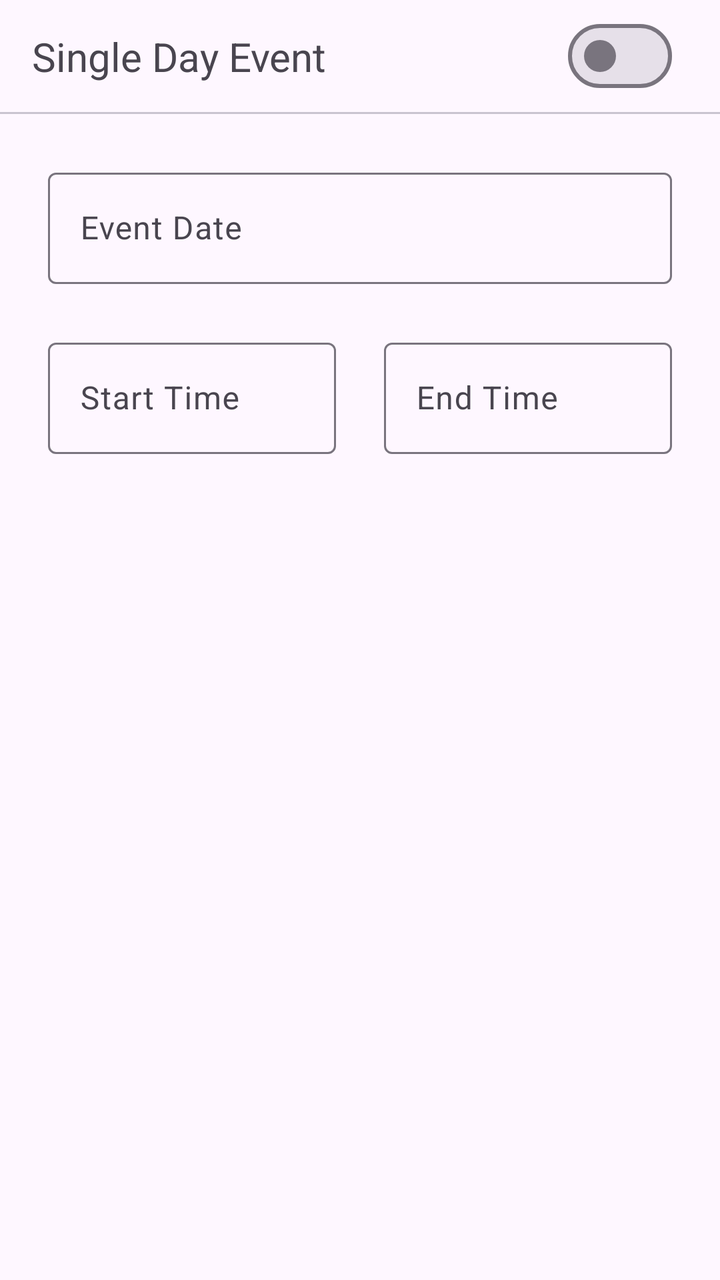
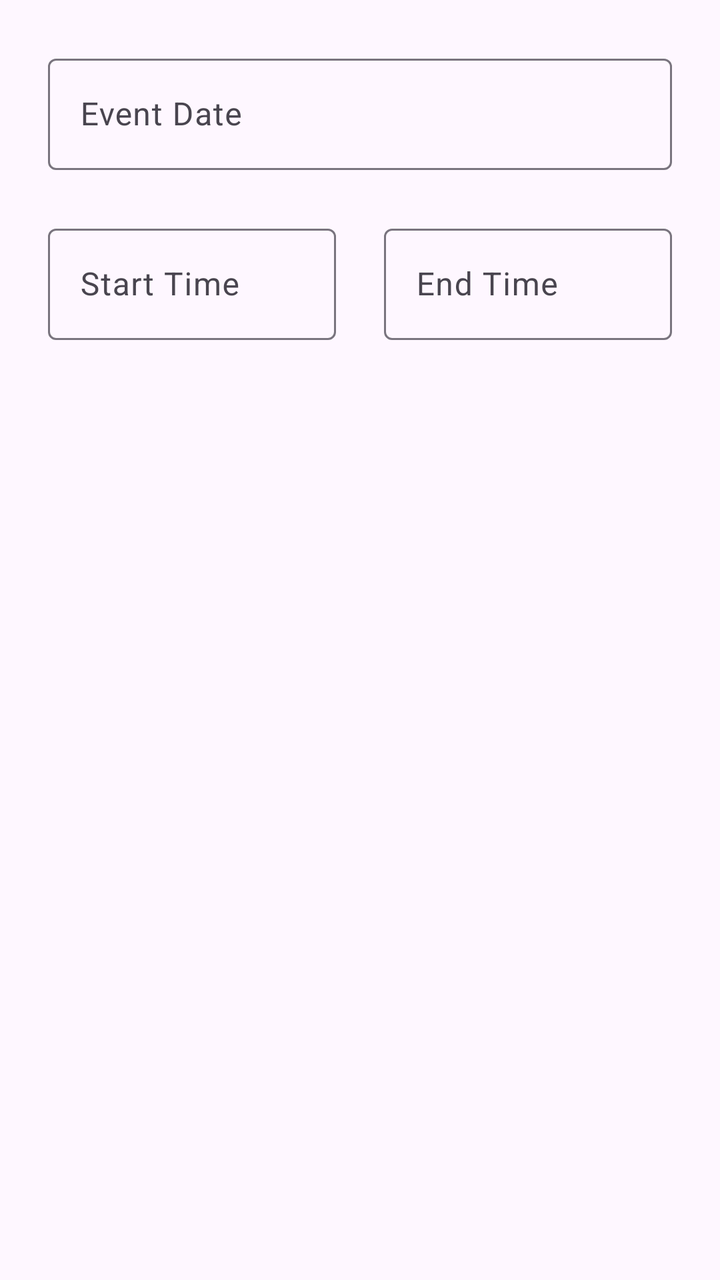

Compare the two renders of this Android layout. The source of the first and the diff that turns it into the second are given below.
<!-- AndroidManifest.xml: application theme Base.Theme.Radar -->
<!-- res/layout/view_input_event_datetime.xml -->
<?xml version="1.0" encoding="utf-8"?>
<layout xmlns:android="http://schemas.android.com/apk/res/android"
    xmlns:app="http://schemas.android.com/apk/res-auto" >
    <data>
        <variable name="createEvent" type="com.rocket.radar.eventmanagement.CreateEventModel"/>
    </data>
    <LinearLayout
        android:layout_width="match_parent"
        android:layout_height="match_parent"
        android:orientation="vertical"
        >

        <androidx.constraintlayout.widget.ConstraintLayout
            android:layout_width="match_parent"
            android:layout_height="wrap_content"
            android:paddingVertical="12dp"
            >

            <com.google.android.material.textview.MaterialTextView
                android:id="@+id/materialTextView"
                android:layout_width="wrap_content"
                android:layout_height="wrap_content"
                android:layout_marginStart="16dp"
                android:textSize="20dp"
                android:text="Single Day Event"
                app:layout_constraintBottom_toBottomOf="parent"
                app:layout_constraintStart_toStartOf="parent"
                app:layout_constraintTop_toTopOf="parent" />

            <com.google.android.material.materialswitch.MaterialSwitch
                style="@style/Widget.Material3.CompoundButton.MaterialSwitch"
                android:layout_width="wrap_content"
                android:layout_height="10dp"
                android:layout_marginEnd="24dp"
                android:checked="@={createEvent.singleDayEvent}"
                app:layout_constraintBottom_toBottomOf="parent"
                app:layout_constraintEnd_toEndOf="parent"
                app:layout_constraintTop_toTopOf="parent"
                />
        </androidx.constraintlayout.widget.ConstraintLayout>

        <com.google.android.material.divider.MaterialDivider
            android:layout_width="match_parent"
            android:layout_height="1dp" />

        <androidx.constraintlayout.widget.ConstraintLayout
            android:layout_width="match_parent"
            android:layout_height="wrap_content">

            <com.google.android.material.textfield.TextInputLayout
                android:id="@+id/inputEventDatetimeDaterangeTextInputLayout"
                android:layout_width="match_parent"
                android:layout_height="wrap_content"
                app:layout_constraintEnd_toEndOf="parent"
                app:layout_constraintStart_toStartOf="parent"
                app:layout_constraintTop_toTopOf="parent"
                android:hint="Event Date"
                android:padding="24dp"
                >
                <com.google.android.material.textfield.TextInputEditText
                    style="@style/Widget.Material3.TextInputEditText.OutlinedBox"
                    android:id="@+id/inputEventDatetimeDaterangeTextInput"
                    android:text="@{createEvent.eventDateDisplay}"
                    android:clickable="true"
                    android:focusable="true"
                    android:cursorVisible="false"
                    android:inputType="none"
                    android:layout_width="match_parent"
                    android:layout_height="wrap_content"
                    />
            </com.google.android.material.textfield.TextInputLayout>

            <com.google.android.material.textfield.TextInputLayout
                android:id="@+id/inputEventDatetimeStartTextInputLayout"
                android:layout_width="0dp"
                android:layout_height="wrap_content"
                android:hint="Start Time"
                android:layout_marginLeft="24dp"
                android:layout_marginRight="12dp"
                app:layout_constraintEnd_toStartOf="@id/inputEventDatetimeEndTextInputLayout"
                app:layout_constraintStart_toStartOf="parent"
                app:layout_constraintTop_toBottomOf="@id/inputEventDatetimeDaterangeTextInputLayout"
                >
                <com.google.android.material.textfield.TextInputEditText
                    style="@style/Widget.Material3.TextInputEditText.OutlinedBox"
                    android:id="@+id/inputEventDatetimeStartTextInput"
                    android:text="@{createEvent.eventStartTimeDisplay()}"
                    android:layout_width="match_parent"
                    android:layout_height="wrap_content"
                    />
            </com.google.android.material.textfield.TextInputLayout>

            <com.google.android.material.textfield.TextInputLayout
                android:id="@+id/inputEventDatetimeEndTextInputLayout"
                android:layout_width="0dp"
                android:layout_height="wrap_content"
                android:hint="End Time"
                android:layout_marginLeft="12dp"
                android:layout_marginRight="24dp"
                app:layout_constraintStart_toEndOf="@id/inputEventDatetimeStartTextInputLayout"
                app:layout_constraintEnd_toEndOf="parent"
                app:layout_constraintTop_toBottomOf="@id/inputEventDatetimeDaterangeTextInputLayout"
                >

                <com.google.android.material.textfield.TextInputEditText
                    style="@style/Widget.Material3.TextInputEditText.OutlinedBox"
                    android:id="@+id/inputEventDatetimeEndTextInput"
                    android:text="@{createEvent.eventEndTimeDisplay()}"
                    android:layout_width="match_parent"
                    android:layout_height="wrap_content"
                    />
            </com.google.android.material.textfield.TextInputLayout>

        </androidx.constraintlayout.widget.ConstraintLayout>
    </LinearLayout>
</layout>
<!-- resources referenced by this layout -->
<resources>
  <style name="Base.Theme.Radar" parent="Theme.Material3.DayNight.NoActionBar">
          
          
      </style>
</resources>

<!-- the commit's change to res/layout/view_input_event_datetime.xml (unified diff, before → after) -->
@@ -2,46 +2,13 @@
 <layout xmlns:android="http://schemas.android.com/apk/res/android"
     xmlns:app="http://schemas.android.com/apk/res-auto" >
     <data>
-        <variable name="createEvent" type="com.rocket.radar.eventmanagement.CreateEventModel"/>
+        <variable name="viewModel" type="com.rocket.radar.eventmanagement.EventDateTimeViewModel"/>
     </data>
     <LinearLayout
         android:layout_width="match_parent"
         android:layout_height="match_parent"
         android:orientation="vertical"
         >
-
-        <androidx.constraintlayout.widget.ConstraintLayout
-            android:layout_width="match_parent"
-            android:layout_height="wrap_content"
-            android:paddingVertical="12dp"
-            >
-
-            <com.google.android.material.textview.MaterialTextView
-                android:id="@+id/materialTextView"
-                android:layout_width="wrap_content"
-                android:layout_height="wrap_content"
-                android:layout_marginStart="16dp"
-                android:textSize="20dp"
-                android:text="Single Day Event"
-                app:layout_constraintBottom_toBottomOf="parent"
-                app:layout_constraintStart_toStartOf="parent"
-                app:layout_constraintTop_toTopOf="parent" />
-
-            <com.google.android.material.materialswitch.MaterialSwitch
-                style="@style/Widget.Material3.CompoundButton.MaterialSwitch"
-                android:layout_width="wrap_content"
-                android:layout_height="10dp"
-                android:layout_marginEnd="24dp"
-                android:checked="@={createEvent.singleDayEvent}"
-                app:layout_constraintBottom_toBottomOf="parent"
-                app:layout_constraintEnd_toEndOf="parent"
-                app:layout_constraintTop_toTopOf="parent"
-                />
-        </androidx.constraintlayout.widget.ConstraintLayout>
-
-        <com.google.android.material.divider.MaterialDivider
-            android:layout_width="match_parent"
-            android:layout_height="1dp" />
 
         <androidx.constraintlayout.widget.ConstraintLayout
             android:layout_width="match_parent"
@@ -60,7 +27,7 @@
                 <com.google.android.material.textfield.TextInputEditText
                     style="@style/Widget.Material3.TextInputEditText.OutlinedBox"
                     android:id="@+id/inputEventDatetimeDaterangeTextInput"
-                    android:text="@{createEvent.eventDateDisplay}"
+                    android:text="@{viewModel.eventDateDisplay()}"
                     android:clickable="true"
                     android:focusable="true"
                     android:cursorVisible="false"
@@ -84,7 +51,7 @@
                 <com.google.android.material.textfield.TextInputEditText
                     style="@style/Widget.Material3.TextInputEditText.OutlinedBox"
                     android:id="@+id/inputEventDatetimeStartTextInput"
-                    android:text="@{createEvent.eventStartTimeDisplay()}"
+                    android:text="@{viewModel.eventStartTimeDisplay()}"
                     android:layout_width="match_parent"
                     android:layout_height="wrap_content"
                     />
@@ -105,7 +72,7 @@
                 <com.google.android.material.textfield.TextInputEditText
                     style="@style/Widget.Material3.TextInputEditText.OutlinedBox"
                     android:id="@+id/inputEventDatetimeEndTextInput"
-                    android:text="@{createEvent.eventEndTimeDisplay()}"
+                    android:text="@{viewModel.eventEndTimeDisplay()}"
                     android:layout_width="match_parent"
                     android:layout_height="wrap_content"
                     />
